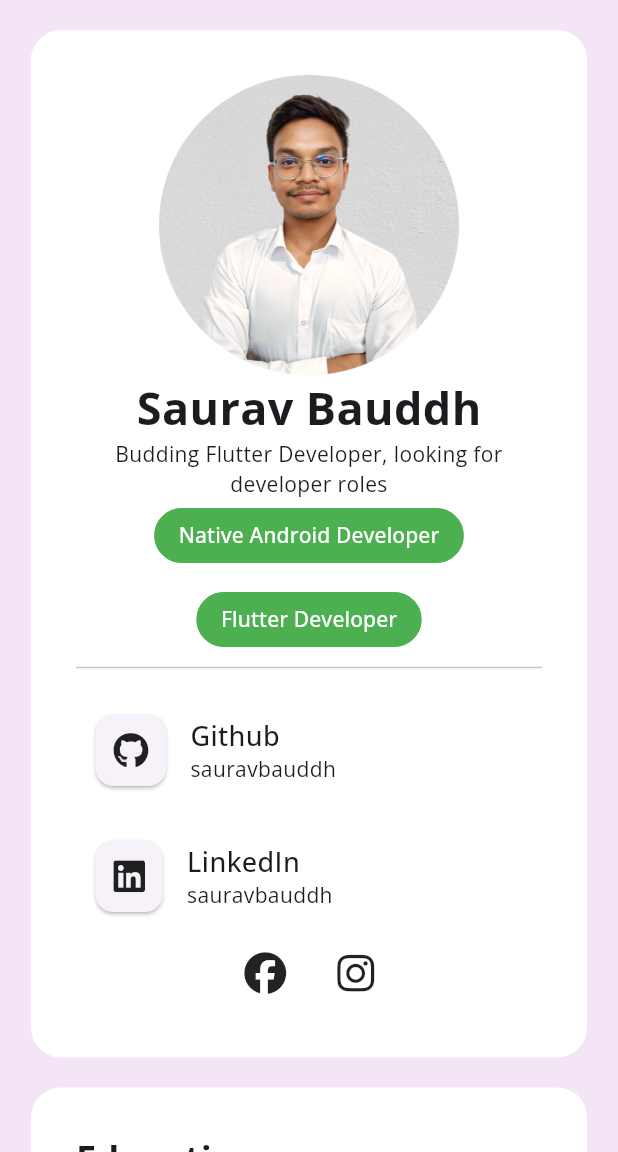
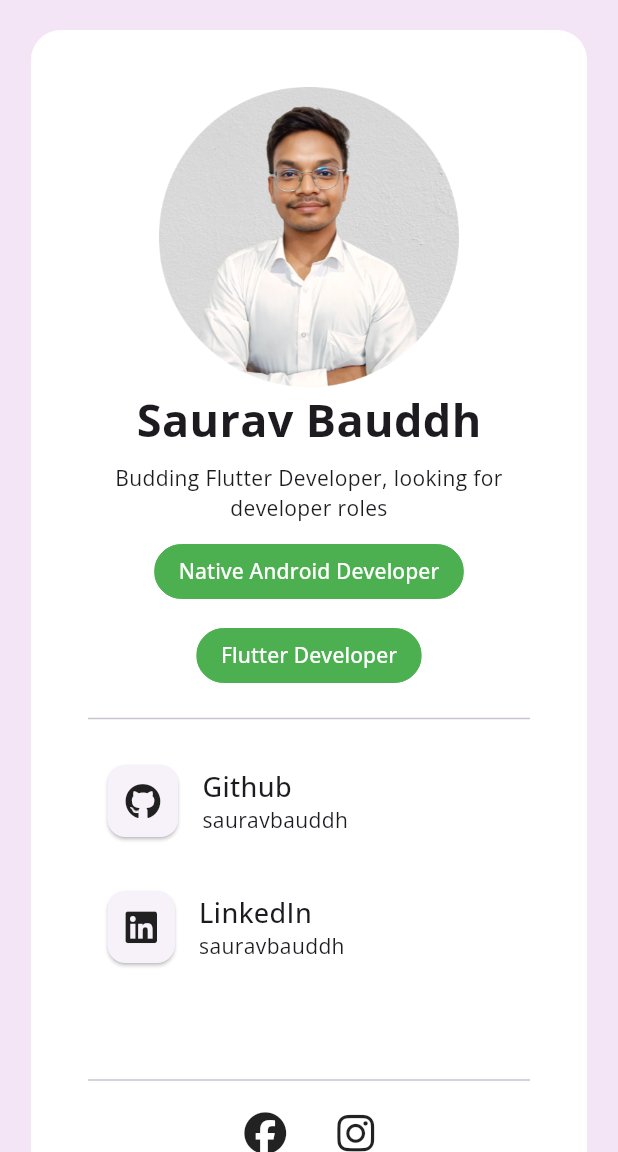
Before and after one commit to sauravbauddh/ResponsivePortfolioFlutter, a Flutter app: the screen it shows after launch, after a tap on "Github", on a phone screen of 412 x 824 dp, the part 84-1236 px from its top. Run offline on Flutter 3.47's test engine with Material 2 defaults, Android fonts, the phone set to English and light mode, and no system bars; our stand-ins replace font_awesome_flutter, timelines, velocity_x.

Commit message:
"Education and about v1"

```diff
--- a/lib/components/about.dart
+++ b/lib/components/about.dart
@@ -15,16 +15,24 @@ class _AboutState extends State<About> {
   @override
   Widget build(BuildContext context) {
     return Container(
+      height: 800,
       margin: const EdgeInsets.only(top: 20),
       padding: const EdgeInsets.all(30),
       width: context.screenWidth < 900
           ? context.screenWidth * 0.9
-          : context.screenWidth < 1600 ? context.screenWidth * 0.3 : context.screenWidth * 0.2,
+          : context.screenWidth < 1600
+              ? context.screenWidth * 0.3
+              : context.screenWidth * 0.2,
       decoration: BoxDecoration(
         color: Colors.white,
         borderRadius: BorderRadius.circular(20),
       ),
+      child: Padding(
+        padding: const EdgeInsets.all(8.0),
         child: Column(
+          mainAxisAlignment: MainAxisAlignment.spaceBetween,
+          children: [
+            Column(
               children: [
                 Image.asset(
                   "assets/mypic.png",
@@ -37,9 +45,12 @@ class _AboutState extends State<About> {
                     fontWeight: FontWeight.w600,
                   ),
                 ),
-          const Text(
+                const Padding(
+                  padding: EdgeInsets.symmetric(vertical: 8),
+                  child: Text(
                     "Budding Flutter Developer, looking for developer roles",
                     textAlign: TextAlign.center,
+                  ),
                 ),
                 const Wrap(
                   alignment: WrapAlignment.center,
@@ -86,11 +97,30 @@ class _AboutState extends State<About> {
                     ),
                   ],
                 ),
+                const SizedBox(
+                  height: 10,
+                ),
                 const Divider(),
-          AnimatedContact(iconData: FontAwesomeIcons.github, title: "Github", subtitle: "sauravbauddh", onTap: (){}),
-          AnimatedContact(iconData: FontAwesomeIcons.linkedin, title: "LinkedIn", subtitle: "sauravbauddh", onTap: (){}),
-          const SocialRow(),
+                AnimatedContact(
+                    iconData: FontAwesomeIcons.github,
+                    title: "Github",
+                    subtitle: "sauravbauddh",
+                    onTap: () {}),
+                AnimatedContact(
+                    iconData: FontAwesomeIcons.linkedin,
+                    title: "LinkedIn",
+                    subtitle: "sauravbauddh",
+                    onTap: () {}),
               ],
+            ),
+            const Column(
+              children: [
+                Divider(),
+                SocialRow(),
+              ],
+            )
+          ],
+        ),
       ),
     );
   }
--- a/lib/components/education.dart
+++ b/lib/components/education.dart
@@ -13,11 +13,14 @@ class _EducationState extends State<Education> {
   @override
   Widget build(BuildContext context) {
     return Container(
+      height: 800,
       margin: const EdgeInsets.only(top: 20),
       padding: const EdgeInsets.all(30),
       width: context.screenWidth < 900
           ? context.screenWidth * 0.9
-          : context.screenWidth * 0.5,
+          : context.screenWidth < 1600
+          ? context.screenWidth * 0.5
+          : context.screenWidth * 0.4,
       decoration: BoxDecoration(
         color: Colors.white,
         borderRadius: BorderRadius.circular(20),
@@ -31,6 +34,9 @@ class _EducationState extends State<Education> {
               fontSize: 24,
               fontWeight: FontWeight.w600,
             ),
+          ),
+          SizedBox(
+            height: 12,
           ),
           Timeline.tileBuilder(
             shrinkWrap: true,
@@ -60,7 +66,7 @@ class _EducationState extends State<Education> {
                           ),
                         ),
                         Text(
-                          "TSS International School",
+                          "TSS International School adsfadsfdszgxdhffxghcfghfdghfdfsdfssdddddddddddddddddas",
                           style: TextStyle(
                             fontSize: 14,
                             color: Colors.grey.shade700,
```
Lines whose indentation alone changed are shown as unchanged.
